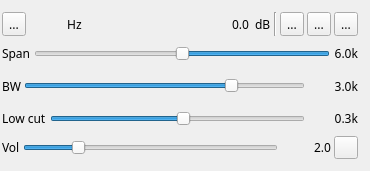
f4exb/sdrangel, file plugins/channelrx/demodssb/ssbdemodgui.ui: the form before one commit.
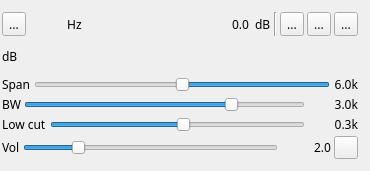
The form after the commit. Icons and pictures are not drawn. Custom widgets are drawn as their Qt base class.

Commit message: SSB demod: implement level meter

The edit to the form file:
```diff
--- a/plugins/channelrx/demodssb/ssbdemodgui.ui
+++ b/plugins/channelrx/demodssb/ssbdemodgui.ui
@@ -219,6 +219,33 @@
       </item>
      </layout>
     </item>
+    <item>
+     <layout class="QHBoxLayout" name="channelPowerMeterLayout">
+      <item>
+       <widget class="QLabel" name="channelPowerMeterUnits">
+        <property name="text">
+         <string>dB</string>
+        </property>
+       </widget>
+      </item>
+      <item>
+       <widget class="LevelMeterSignalDB" name="channelPowerMeter" native="true">
+        <property name="sizePolicy">
+         <sizepolicy hsizetype="Expanding" vsizetype="MinimumExpanding">
+          <horstretch>0</horstretch>
+          <verstretch>0</verstretch>
+         </sizepolicy>
+        </property>
+        <property name="minimumSize">
+         <size>
+          <width>0</width>
+          <height>30</height>
+         </size>
+        </property>
+       </widget>
+      </item>
+     </layout>
+    </item>
     <item>
      <layout class="QHBoxLayout" name="spanLayout">
       <item>
@@ -498,6 +525,12 @@
    <header>gui/glspectrumgui.h</header>
    <container>1</container>
   </customwidget>
+  <customwidget>
+   <class>LevelMeterSignalDB</class>
+   <extends>QWidget</extends>
+   <header>gui/levelmeter.h</header>
+   <container>1</container>
+  </customwidget>
  </customwidgets>
  <resources>
   <include location="../../../sdrbase/resources/res.qrc"/>
```
The commit also changes 4 other files.
